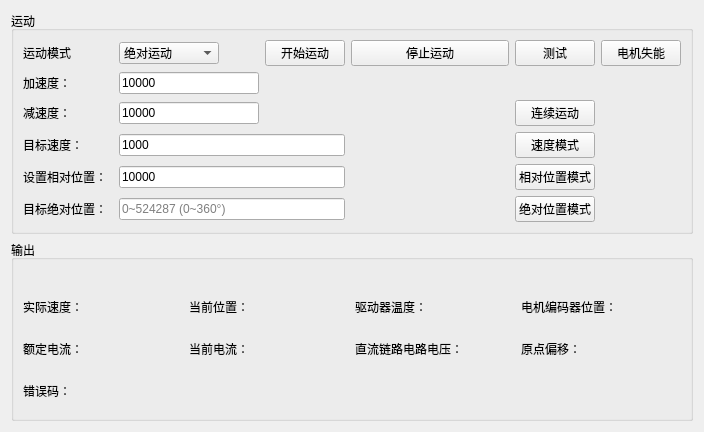
Before: the Qt Designer form testBackend/lingChaCanform.ui in HackerFave/wj, drawn with Qt 5.
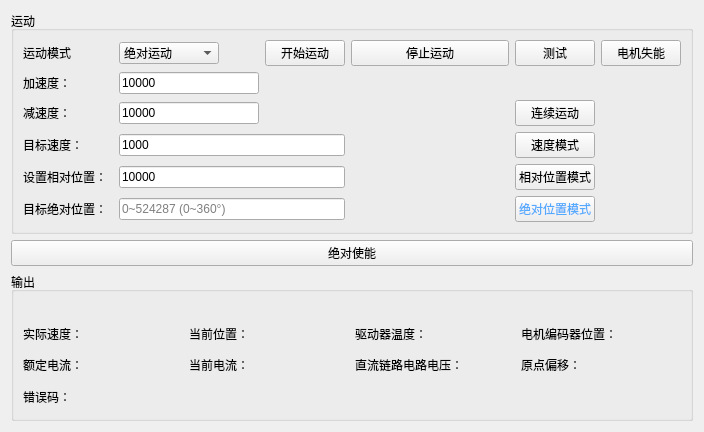
After: the same form once the commit is applied.

Patch:
```diff
--- a/testBackend/lingChaCanform.ui
+++ b/testBackend/lingChaCanform.ui
@@ -319,6 +319,9 @@
       </item>
       <item row="5" column="3">
        <widget class="QPushButton" name="pushButton_juedui">
+        <property name="styleSheet">
+         <string notr="true">color: rgb(85, 170, 255);</string>
+        </property>
         <property name="text">
          <string>绝对位置模式</string>
         </property>
@@ -341,6 +344,13 @@
      </layout>
     </widget>
    </item>
+   <item>
+    <widget class="QPushButton" name="pushButton">
+     <property name="text">
+      <string>绝对使能</string>
+     </property>
+    </widget>
+   </item>
    <item>
     <widget class="QGroupBox" name="groupBox_2">
      <property name="title">
```
